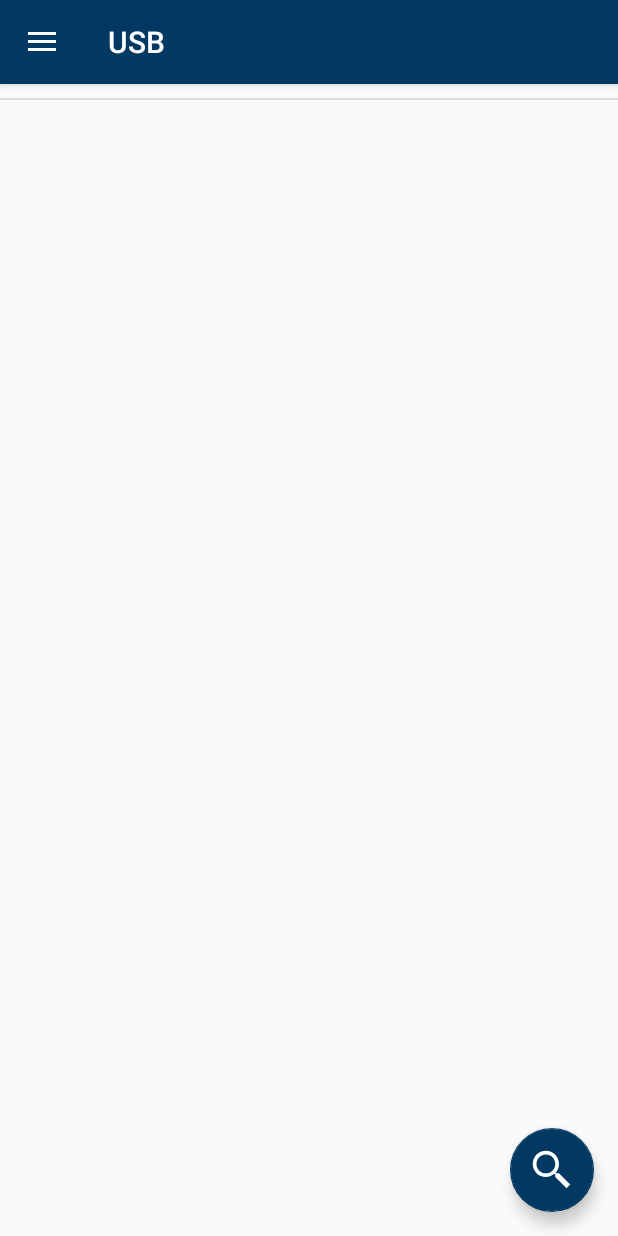
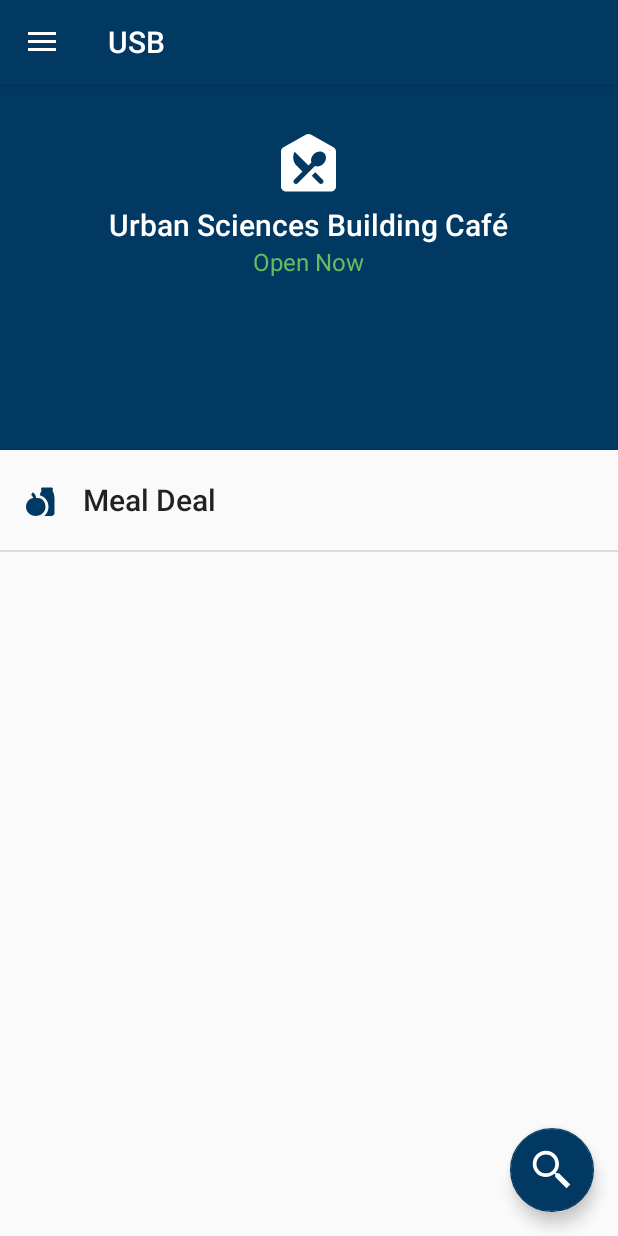
Before and after one commit to dan0v/USB-Team-22, an Android app: the fragment CafeFragment placed in its activity, on a phone screen of 412 x 824 dp. Run offline under Robolectric (Android 15) with nearby library versions, the phone set to English and light mode, and no system bars; 6 statements that could not run were skipped.

Commit message:
Fixed OpeningHours, added café header view

```diff
--- a/app/src/main/java/uk/ac/newcastle/team22/usb/coreUSB/OpeningHours.java
+++ b/app/src/main/java/uk/ac/newcastle/team22/usb/coreUSB/OpeningHours.java
@@ -1,15 +1,17 @@
 package uk.ac.newcastle.team22.usb.coreUSB;
 
-import uk.ac.newcastle.team22.usb.R;
-import uk.ac.newcastle.team22.usb.firebase.FirestoreConstructable;
+import android.content.Context;
 
-import android.content.Context;
 import java.time.DayOfWeek;
+import java.time.LocalDate;
 import java.time.LocalTime;
 import java.time.format.DateTimeFormatter;
 import java.time.format.FormatStyle;
 import java.util.HashMap;
 import java.util.Map;
+
+import uk.ac.newcastle.team22.usb.R;
+import uk.ac.newcastle.team22.usb.firebase.FirestoreConstructable;
 
 /**
  * A class which represents a set of opening hours.
@@ -73,18 +75,37 @@
     }
 
     /**
+     * @param context The current context.
+     * @return The description of the opening hours on a given day.
+     */
+    public String getDescription(Context context) {
+        if (isOpen()) {
+            LocalDate date = LocalDate.now();
+            DayOfWeek dayOfWeek = date.getDayOfWeek();
+
+            // Return a description of when the facility is open until.
+            String closingTime = openingHours.get(dayOfWeek).getCloses().toString();
+            String openUntil = context.getString(R.string.openUntil);
+            return openUntil + " " + closingTime;
+        } else {
+            return context.getString(R.string.closed);
+        }
+    }
+
+    /**
      * @return Boolean value whether the service is open.
      */
-    public boolean isOpen() {
-        LocalTime now = LocalTime.now();
-        DayOfWeek dayOfWeek = DayOfWeek.from(now);
+    private boolean isOpen() {
+        LocalDate date = LocalDate.now();
+        LocalTime time = LocalTime.now();
+        DayOfWeek dayOfWeek = date.getDayOfWeek();
         Hours openingHours = this.openingHours.get(dayOfWeek);
 
         // If the day has null opening hours, treat the service as closed.
         if (openingHours == null) {
             return false;
         }
-        return openingHours.getOpens().isBefore(now) && openingHours.getCloses().isAfter(now);
+        return openingHours.getOpens().isBefore(time) && openingHours.getCloses().isAfter(time);
     }
 
     /**
--- a/app/src/main/java/uk/ac/newcastle/team22/usb/fragments/CafeFragment.java
+++ b/app/src/main/java/uk/ac/newcastle/team22/usb/fragments/CafeFragment.java
@@ -67,6 +67,14 @@
                 return o1.getName().compareTo(o2.getName());
             }
         });
+
+        // Add header view to list view.
+        LayoutInflater inflater = getLayoutInflater();
+        ViewGroup header = (ViewGroup) inflater.inflate(R.layout.header_view_cafe, listView, false);
+        listView.addHeaderView(header, null, false);
+
+        TextView detailTextView = header.findViewById(R.id.cafe_header_detail_view);
+        detailTextView.setText(USBManager.shared.getBuilding().getCafe().getOpeningHours().getDescription(getContext()));
 
         // Initialise the adapter.
         adapter = new CafeMenuItemCategoryAdapter(getContext(), R.layout.list_cafe_menu_category, categories);
--- /dev/null
+++ b/app/src/main/res/drawable/cafe.xml
@@ -0,0 +1,4 @@
+<vector android:height="24dp" android:viewportHeight="30"
+    android:viewportWidth="30" android:width="24dp" xmlns:android="http://schemas.android.com/apk/res/android">
+    <path android:fillColor="#FF000000" android:pathData="M24.995,9.275l-9.047,-5.026C15.665,4.095 15.345,4 15,4s-0.665,0.095 -0.948,0.249L5.005,9.275C4.407,9.62 4,10.26 4,11v14c0,1.105 0.895,2 2,2h18c1.105,0 2,-0.895 2,-2V11C26,10.26 25.593,9.62 24.995,9.275zM20.707,23.707c-0.391,0.391 -1.024,0.391 -1.414,0l-3,-3l1.414,-1.414l3,3C21.098,22.683 21.098,23.317 20.707,23.707zM20.921,15.92c-0.972,0.972 -2.304,1.297 -3.352,0.925l-6.861,6.861c-0.391,0.391 -1.024,0.391 -1.414,0c-0.391,-0.391 -0.391,-1.024 0,-1.414L12.586,19l-2.282,-2.282c-1.498,-1.498 -1.839,-3.8 -0.839,-5.668L15,16.586l1.154,-1.154c-0.372,-1.048 -0.047,-2.38 0.925,-3.352c1.273,-1.273 3.164,-1.445 4.225,-0.384S22.193,14.648 20.921,15.92z"/>
+</vector>
--- /dev/null
+++ b/app/src/main/res/layout/header_view_cafe.xml
@@ -0,0 +1,45 @@
+<?xml version="1.0" encoding="utf-8"?>
+<LinearLayout xmlns:android="http://schemas.android.com/apk/res/android"
+    android:layout_width="match_parent"
+    android:layout_height="300dp"
+    android:orientation="vertical"
+    android:background="@color/colorPrimary">
+
+    <RelativeLayout
+        android:layout_width="match_parent"
+        android:layout_weight="0.5"
+        android:layout_height="0dp">
+
+        <ImageView
+            android:id="@+id/cafe_header_icon_view"
+            android:layout_width="50dp"
+            android:layout_height="50dp"
+            android:layout_centerHorizontal="true"
+            android:tint="#ffffff"
+            android:layout_above="@id/cafe_header_title_view"
+            android:src="@drawable/cafe"/>
+
+        <TextView
+            android:id="@+id/cafe_header_title_view"
+            android:layout_width="wrap_content"
+            android:layout_height="wrap_content"
+            android:layout_centerHorizontal="true"
+            android:layout_centerVertical="true"
+            android:gravity="center"
+            android:layout_marginTop="3dp"
+            android:text="@string/cafeTitle"
+            android:textColor="#ffffff"
+            android:textAppearance="@style/TextAppearance.AppCompat.SearchResult.Title"/>
+
+        <TextView
+            android:id="@+id/cafe_header_detail_view"
+            android:layout_width="wrap_content"
+            android:layout_height="wrap_content"
+            android:layout_below="@+id/cafe_header_title_view"
+            android:layout_centerHorizontal="true"
+            android:layout_marginTop="0dp"
+            android:text="Open Now"
+            android:textColor="#66BC60"
+            android:textAppearance="@style/TextAppearance.AppCompat.SearchResult.Subtitle"/>
+    </RelativeLayout>
+</LinearLayout>
--- a/app/src/main/res/values/strings.xml
+++ b/app/src/main/res/values/strings.xml
@@ -49,6 +49,7 @@
 
     <!--café start-->
     <string name="cafe">Café</string>
+    <string name="cafeTitle">Urban Sciences Building Café</string>
     <string name="alphabetically">Alphabetically</string>
     <string name="leastExpensive">Least Expensive</string>
     <string name="mostExpensive">Most Expensive</string>
@@ -79,6 +80,7 @@
 
     <!--opening hours start-->
     <string name="open">Open</string>
+    <string name="openUntil">Open until</string>
     <string name="closed">Closed</string>
     <!--opening hours end-->
 
```
